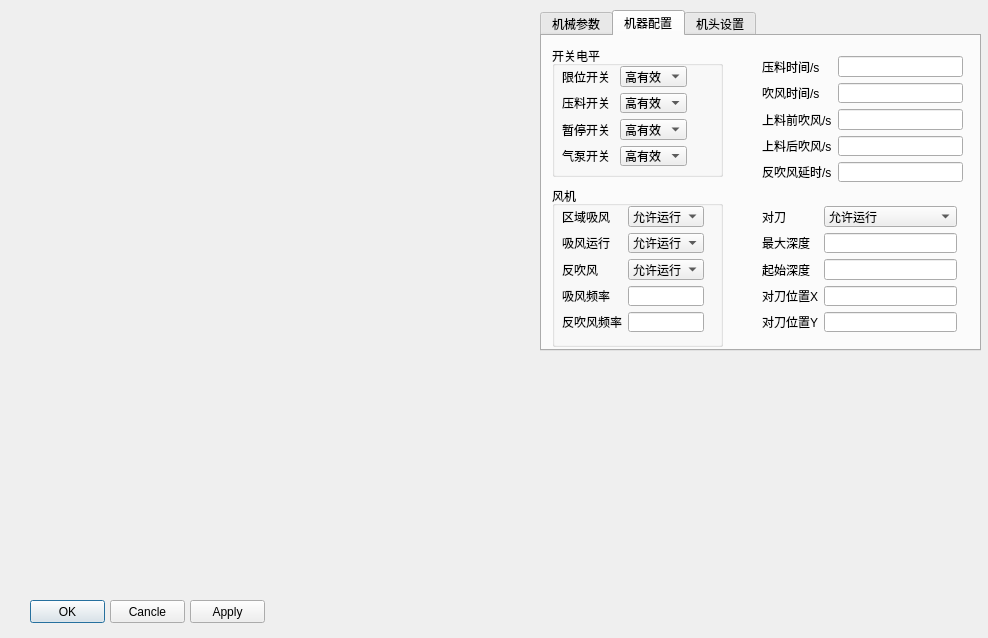
Old version of the form Machine/Config/cfgmachsettings.ui in the repository stonefjd/Cutting.
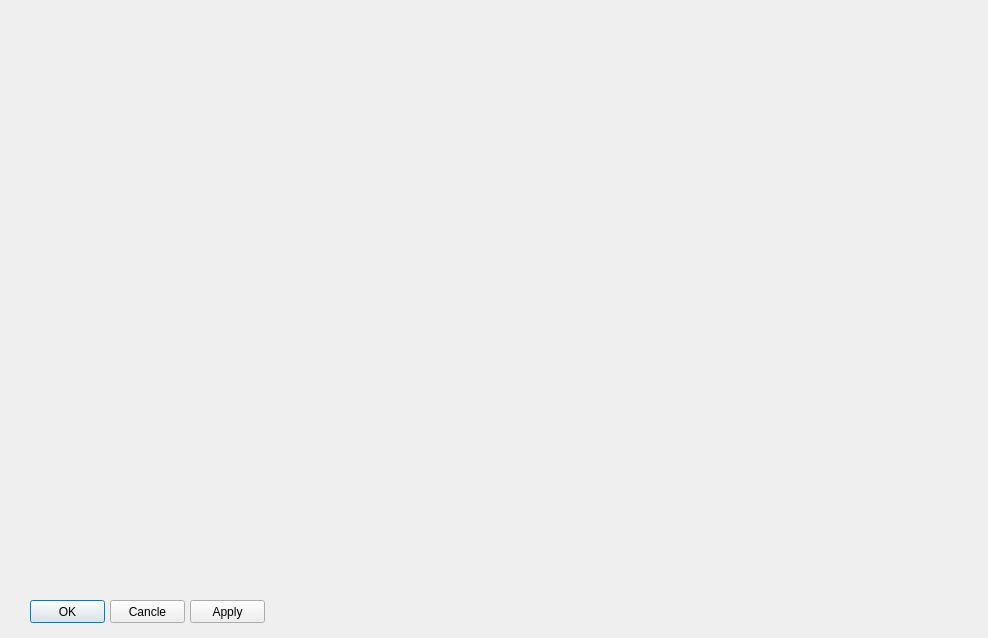
New version of the form. The open tabs and pages were chosen to show the change.

Commit message: [step 3]删去静态组件

Diff of the .ui file:
```diff
--- a/Machine/Config/cfgmachsettings.ui
+++ b/Machine/Config/cfgmachsettings.ui
@@ -13,658 +13,6 @@
   <property name="windowTitle">
    <string>Dialog</string>
   </property>
-  <widget class="QTabWidget" name="tabWidget">
-   <property name="geometry">
-    <rect>
-     <x>540</x>
-     <y>10</y>
-     <width>441</width>
-     <height>341</height>
-    </rect>
-   </property>
-   <property name="currentIndex">
-    <number>0</number>
-   </property>
-   <widget class="QWidget" name="tab">
-    <attribute name="title">
-     <string>机械参数</string>
-    </attribute>
-    <widget class="QWidget" name="layoutWidget">
-     <property name="geometry">
-      <rect>
-       <x>10</x>
-       <y>10</y>
-       <width>171</width>
-       <height>178</height>
-      </rect>
-     </property>
-     <layout class="QGridLayout" name="gridLayout">
-      <item row="2" column="0">
-       <widget class="QLabel" name="lbType">
-        <property name="text">
-         <string>裁床型号</string>
-        </property>
-       </widget>
-      </item>
-      <item row="0" column="0">
-       <widget class="QLabel" name="lbHwVersion">
-        <property name="text">
-         <string>硬件版本号</string>
-        </property>
-       </widget>
-      </item>
-      <item row="0" column="1">
-       <widget class="QLineEdit" name="lEdtHwVersion">
-        <property name="readOnly">
-         <bool>true</bool>
-        </property>
-       </widget>
-      </item>
-      <item row="1" column="0">
-       <widget class="QLabel" name="lbSwVersion">
-        <property name="text">
-         <string>软件版本号</string>
-        </property>
-       </widget>
-      </item>
-      <item row="1" column="1">
-       <widget class="QLineEdit" name="lEdtSwVersion">
-        <property name="readOnly">
-         <bool>true</bool>
-        </property>
-       </widget>
-      </item>
-      <item row="5" column="0">
-       <widget class="QLabel" name="lbFeltThick">
-        <property name="text">
-         <string>毛毡厚度/mm</string>
-        </property>
-       </widget>
-      </item>
-      <item row="3" column="1">
-       <widget class="QLineEdit" name="lEdtSizeX">
-        <property name="readOnly">
-         <bool>true</bool>
-        </property>
-       </widget>
-      </item>
-      <item row="2" column="1">
-       <widget class="QLineEdit" name="lEdtType">
-        <property name="readOnly">
-         <bool>true</bool>
-        </property>
-       </widget>
-      </item>
-      <item row="3" column="0">
-       <widget class="QLabel" name="lbSizeX">
-        <property name="text">
-         <string>长度/mm</string>
-        </property>
-       </widget>
-      </item>
-      <item row="4" column="0">
-       <widget class="QLabel" name="lbSizeY">
-        <property name="text">
-         <string>宽度/mm</string>
-        </property>
-       </widget>
-      </item>
-      <item row="5" column="1">
-       <widget class="QLineEdit" name="lEdtFeltThick">
-        <property name="readOnly">
-         <bool>true</bool>
-        </property>
-       </widget>
-      </item>
-      <item row="4" column="1">
-       <widget class="QLineEdit" name="lEdtSizeY">
-        <property name="readOnly">
-         <bool>true</bool>
-        </property>
-       </widget>
-      </item>
-      <item row="6" column="0">
-       <widget class="QLabel" name="lbHeadCount">
-        <property name="text">
-         <string>机头数量</string>
-        </property>
-       </widget>
-      </item>
-      <item row="6" column="1">
-       <widget class="QLineEdit" name="lEdtHeadCount"/>
-      </item>
-     </layout>
-    </widget>
-   </widget>
-   <widget class="QWidget" name="tab_2">
-    <attribute name="title">
-     <string>机器配置</string>
-    </attribute>
-    <widget class="QWidget" name="layoutWidget">
-     <property name="geometry">
-      <rect>
-       <x>220</x>
-       <y>20</y>
-       <width>201</width>
-       <height>126</height>
-      </rect>
-     </property>
-     <layout class="QGridLayout" name="gridLayout_4">
-      <item row="0" column="0">
-       <widget class="QLabel" name="lbTimeSwage">
-        <property name="text">
-         <string>压料时间/s</string>
-        </property>
-       </widget>
-      </item>
-      <item row="0" column="1">
-       <widget class="QLineEdit" name="lEdtTimeSwage"/>
-      </item>
-      <item row="1" column="0">
-       <widget class="QLabel" name="lbTimeBlow">
-        <property name="text">
-         <string>吹风时间/s</string>
-        </property>
-       </widget>
-      </item>
-      <item row="1" column="1">
-       <widget class="QLineEdit" name="lEdtTimeBlow"/>
-      </item>
-      <item row="2" column="0">
-       <widget class="QLabel" name="lbTimeLoadBefore">
-        <property name="text">
-         <string>上料前吹风/s</string>
-        </property>
-       </widget>
-      </item>
-      <item row="2" column="1">
-       <widget class="QLineEdit" name="lEdtTimeLoadBefore"/>
-      </item>
-      <item row="3" column="0">
-       <widget class="QLabel" name="lbTimeLoadAfter">
-        <property name="text">
-         <string>上料后吹风/s</string>
-        </property>
-       </widget>
-      </item>
-      <item row="3" column="1">
-       <widget class="QLineEdit" name="lEdtTimeLoadAfter"/>
-      </item>
-      <item row="4" column="0">
-       <widget class="QLabel" name="lbTimeInhaleDelay">
-        <property name="text">
-         <string>反吹风延时/s</string>
-        </property>
-       </widget>
-      </item>
-      <item row="4" column="1">
-       <widget class="QLineEdit" name="lEdtTimeInhaleDelay"/>
-      </item>
-     </layout>
-    </widget>
-    <widget class="QWidget" name="layoutWidget">
-     <property name="geometry">
-      <rect>
-       <x>220</x>
-       <y>170</y>
-       <width>195</width>
-       <height>126</height>
-      </rect>
-     </property>
-     <layout class="QGridLayout" name="gridLayout_5">
-      <item row="0" column="0">
-       <widget class="QLabel" name="lbAlignEn">
-        <property name="text">
-         <string>对刀</string>
-        </property>
-       </widget>
-      </item>
-      <item row="1" column="0">
-       <widget class="QLabel" name="lbAlignMaxZ">
-        <property name="text">
-         <string>最大深度</string>
-        </property>
-       </widget>
-      </item>
-      <item row="1" column="1">
-       <widget class="QLineEdit" name="lEdtAlignMaxZ"/>
-      </item>
-      <item row="2" column="0">
-       <widget class="QLabel" name="lbAlignStartZ">
-        <property name="text">
-         <string>起始深度</string>
-        </property>
-       </widget>
-      </item>
-      <item row="2" column="1">
-       <widget class="QLineEdit" name="lEdtAlignStartZ"/>
-      </item>
-      <item row="3" column="0">
-       <widget class="QLabel" name="lbAlignAbsX">
-        <property name="text">
-         <string>对刀位置X</string>
-        </property>
-       </widget>
-      </item>
-      <item row="3" column="1">
-       <widget class="QLineEdit" name="lEdtAlignAbsX"/>
-      </item>
-      <item row="4" column="0">
-       <widget class="QLabel" name="lbAlignAbsY">
-        <property name="text">
-         <string>对刀位置Y</string>
-        </property>
-       </widget>
-      </item>
-      <item row="4" column="1">
-       <widget class="QLineEdit" name="lEdtAlignAbsY"/>
-      </item>
-      <item row="0" column="1">
-       <widget class="QComboBox" name="cbAlignEn">
-        <item>
-         <property name="text">
-          <string>允许运行</string>
-         </property>
-        </item>
-        <item>
-         <property name="text">
-          <string>禁止运行</string>
-         </property>
-        </item>
-       </widget>
-      </item>
-     </layout>
-    </widget>
-    <widget class="QGroupBox" name="groupBox">
-     <property name="geometry">
-      <rect>
-       <x>10</x>
-       <y>10</y>
-       <width>171</width>
-       <height>131</height>
-      </rect>
-     </property>
-     <property name="title">
-      <string>开关电平</string>
-     </property>
-     <widget class="QWidget" name="layoutWidget">
-      <property name="geometry">
-       <rect>
-        <x>10</x>
-        <y>20</y>
-        <width>125</width>
-        <height>100</height>
-       </rect>
-      </property>
-      <layout class="QGridLayout" name="gridLayout_2">
-       <item row="0" column="0">
-        <widget class="QLabel" name="lbEffctLvLimit">
-         <property name="text">
-          <string>限位开关</string>
-         </property>
-        </widget>
-       </item>
-       <item row="0" column="1">
-        <widget class="QComboBox" name="cbEffctLvLimit">
-         <item>
-          <property name="text">
-           <string>高有效</string>
-          </property>
-         </item>
-         <item>
-          <property name="text">
-           <string>低有效</string>
-          </property>
-         </item>
-        </widget>
-       </item>
-       <item row="1" column="0">
-        <widget class="QLabel" name="lbEffctLvSwage">
-         <property name="text">
-          <string>压料开关</string>
-         </property>
-        </widget>
-       </item>
-       <item row="1" column="1">
-        <widget class="QComboBox" name="cbEffctLvSwage">
-         <item>
-          <property name="text">
-           <string>高有效</string>
-          </property>
-         </item>
-         <item>
-          <property name="text">
-           <string>低有效</string>
-          </property>
-         </item>
-        </widget>
-       </item>
-       <item row="2" column="0">
-        <widget class="QLabel" name="lbEffctLvPuase">
-         <property name="text">
-          <string>暂停开关</string>
-         </property>
-        </widget>
-       </item>
-       <item row="2" column="1">
-        <widget class="QComboBox" name="cbEffctLvPuase">
-         <item>
-          <property name="text">
-           <string>高有效</string>
-          </property>
-         </item>
-         <item>
-          <property name="text">
-           <string>低有效</string>
-          </property>
-         </item>
-        </widget>
-       </item>
-       <item row="3" column="0">
-        <widget class="QLabel" name="lbEffctLvPump">
-         <property name="text">
-          <string>气泵开关</string>
-         </property>
-        </widget>
-       </item>
-       <item row="3" column="1">
-        <widget class="QComboBox" name="cbEffctLvPump">
-         <item>
-          <property name="text">
-           <string>高有效</string>
-          </property>
-         </item>
-         <item>
-          <property name="text">
-           <string>低有效</string>
-          </property>
-         </item>
-        </widget>
-       </item>
-      </layout>
-     </widget>
-    </widget>
-    <widget class="QGroupBox" name="groupBox_2">
-     <property name="geometry">
-      <rect>
-       <x>10</x>
-       <y>150</y>
-       <width>171</width>
-       <height>161</height>
-      </rect>
-     </property>
-     <property name="title">
-      <string>风机</string>
-     </property>
-     <widget class="QWidget" name="layoutWidget">
-      <property name="geometry">
-       <rect>
-        <x>10</x>
-        <y>20</y>
-        <width>142</width>
-        <height>126</height>
-       </rect>
-      </property>
-      <layout class="QGridLayout" name="gridLayout_3">
-       <item row="3" column="0">
-        <widget class="QLabel" name="lbFreqBlow">
-         <property name="text">
-          <string>吸风频率</string>
-         </property>
-        </widget>
-       </item>
-       <item row="0" column="0">
-        <widget class="QLabel" name="lbEnFanZone">
-         <property name="text">
-          <string>区域吸风</string>
-         </property>
-        </widget>
-       </item>
-       <item row="0" column="1">
-        <widget class="QComboBox" name="cbEnFanZone">
-         <item>
-          <property name="text">
-           <string>允许运行</string>
-          </property>
-         </item>
-         <item>
-          <property name="text">
-           <string>禁止运行</string>
-          </property>
-         </item>
-        </widget>
-       </item>
-       <item row="2" column="0">
-        <widget class="QLabel" name="lbEnInhale">
-         <property name="text">
-          <string>反吹风</string>
-         </property>
-        </widget>
-       </item>
-       <item row="1" column="1">
-        <widget class="QComboBox" name="cbEnBlow">
-         <item>
-          <property name="text">
-           <string>允许运行</string>
-          </property>
-         </item>
-         <item>
-          <property name="text">
-           <string>禁止运行</string>
-          </property>
-         </item>
-        </widget>
-       </item>
-       <item row="2" column="1">
-        <widget class="QComboBox" name="cbEnInhale">
-         <item>
-          <property name="text">
-           <string>允许运行</string>
-          </property>
-         </item>
-         <item>
-          <property name="text">
-           <string>禁止运行</string>
-          </property>
-         </item>
-        </widget>
-       </item>
-       <item row="1" column="0">
-        <widget class="QLabel" name="lbEnBlow">
-         <property name="text">
-          <string>吸风运行</string>
-         </property>
-        </widget>
-       </item>
-       <item row="3" column="1">
-        <widget class="QLineEdit" name="lEdtFreqBlow"/>
-       </item>
-       <item row="4" column="0">
-        <widget class="QLabel" name="lbFreqInhale">
-         <property name="text">
-          <string>反吹风频率</string>
-         </property>
-        </widget>
-       </item>
-       <item row="4" column="1">
-        <widget class="QLineEdit" name="lEdtFreqInhale"/>
-       </item>
-      </layout>
-     </widget>
-    </widget>
-   </widget>
-   <widget class="QWidget" name="tab_3">
-    <attribute name="title">
-     <string>机头设置</string>
-    </attribute>
-    <widget class="QWidget" name="layoutWidget">
-     <property name="geometry">
-      <rect>
-       <x>10</x>
-       <y>10</y>
-       <width>221</width>
-       <height>170</height>
-      </rect>
-     </property>
-     <layout class="QGridLayout" name="gridLayout_6">
-      <item row="0" column="1">
-       <widget class="QLabel" name="lbTitleX">
-        <property name="text">
-         <string>X</string>
-        </property>
-       </widget>
-      </item>
-      <item row="0" column="2">
-       <widget class="QLabel" name="lbTitleY">
-        <property name="text">
-         <string>Y</string>
-        </property>
-       </widget>
-      </item>
-      <item row="1" column="0">
-       <widget class="QLabel" name="lbPosOrg">
-        <property name="text">
-         <string>原点位置/mm</string>
-        </property>
-       </widget>
-      </item>
-      <item row="1" column="1">
-       <widget class="QLineEdit" name="lEdtPosOrgX"/>
-      </item>
-      <item row="1" column="2">
-       <widget class="QLineEdit" name="lEdtPosOrgY"/>
-      </item>
-      <item row="2" column="0">
-       <widget class="QLabel" name="lbPosLimit">
-        <property name="text">
-         <string>尺寸限位/mm</string>
-        </property>
-       </widget>
-      </item>
-      <item row="2" column="1">
-       <widget class="QLineEdit" name="lEdtPosLimitX"/>
-      </item>
-      <item row="2" column="2">
-       <widget class="QLineEdit" name="lEdtPosLimitY"/>
-      </item>
-      <item row="3" column="0">
-       <widget class="QLabel" name="lbPosMax">
-        <property name="text">
-         <string>最大尺寸/mm</string>
-        </property>
-       </widget>
-      </item>
-      <item row="3" column="1">
-       <widget class="QLineEdit" name="lEdtPosMaxX"/>
-      </item>
-      <item row="3" column="2">
-       <widget class="QLineEdit" name="lEdtPosMaxY"/>
-      </item>
-      <item row="4" column="0">
-       <widget class="QLabel" name="lbPosToPulseScale">
-        <property name="text">
-         <string>脉冲尺寸比</string>
-        </property>
-       </widget>
-      </item>
-      <item row="4" column="1">
-       <widget class="QLineEdit" name="lEdtPosToPulseScaleX"/>
-      </item>
-      <item row="4" column="2">
-       <widget class="QLineEdit" name="lEdtPosToPulseScaleY"/>
-      </item>
-      <item row="5" column="0">
-       <widget class="QLabel" name="lbPulseMax">
-        <property name="text">
-         <string>最大脉冲</string>
-        </property>
-       </widget>
-      </item>
-      <item row="5" column="1">
-       <widget class="QLineEdit" name="lEdtPulseMaxX"/>
-      </item>
-      <item row="5" column="2">
-       <widget class="QLineEdit" name="lEdtPulseMaxY"/>
-      </item>
-      <item row="6" column="0">
-       <widget class="QLabel" name="lbRealToCutScale">
-        <property name="text">
-         <string>切割缩放比</string>
-        </property>
-       </widget>
-      </item>
-      <item row="6" column="1">
-       <widget class="QLineEdit" name="lEdtRealToCutScaleX"/>
-      </item>
-      <item row="6" column="2">
-       <widget class="QLineEdit" name="lEdtRealToCutScaleY"/>
-      </item>
-     </layout>
-    </widget>
-    <widget class="QWidget" name="layoutWidget">
-     <property name="geometry">
-      <rect>
-       <x>270</x>
-       <y>30</y>
-       <width>151</width>
-       <height>126</height>
-      </rect>
-     </property>
-     <layout class="QGridLayout" name="gridLayout_7">
-      <item row="0" column="0">
-       <widget class="QLabel" name="lbFeedLen">
-        <property name="text">
-         <string>送料长度</string>
-        </property>
-       </widget>
-      </item>
-      <item row="0" column="1">
-       <widget class="QLineEdit" name="lEdtFeedLen"/>
-      </item>
-      <item row="1" column="0">
-       <widget class="QLabel" name="lbFeedSpd">
-        <property name="text">
-         <string>送料速度</string>
-        </property>
-       </widget>
-      </item>
-      <item row="1" column="1">
-       <widget class="QLineEdit" name="lEdtFeedSpd"/>
-      </item>
-      <item row="2" column="0">
-       <widget class="QLabel" name="lbFeedAcc">
-        <property name="text">
-         <string>送料加速度</string>
-        </property>
-       </widget>
-      </item>
-      <item row="2" column="1">
-       <widget class="QLineEdit" name="lEdtFeedAcc"/>
-      </item>
-      <item row="3" column="0">
-       <widget class="QLabel" name="lbIdleMoveSpd">
-        <property name="text">
-         <string>空走速度</string>
-        </property>
-       </widget>
-      </item>
-      <item row="3" column="1">
-       <widget class="QLineEdit" name="lEdtIdleMoveSpd"/>
-      </item>
-      <item row="4" column="0">
-       <widget class="QLabel" name="lbIdleMoveAcc">
-        <property name="text">
-         <string>空走加速度</string>
-        </property>
-       </widget>
-      </item>
-      <item row="4" column="1">
-       <widget class="QLineEdit" name="lEdtIdleMoveAcc"/>
-      </item>
-     </layout>
-    </widget>
-   </widget>
-  </widget>
   <widget class="QPushButton" name="pBtnOK">
    <property name="geometry">
     <rect>
```
